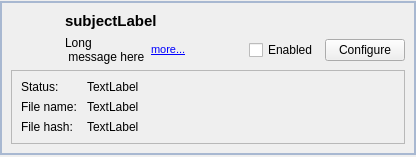
Old version of the form retroshare-gui/src/gui/settings/PluginItem.ui in the repository RetroShare/RetroShare.
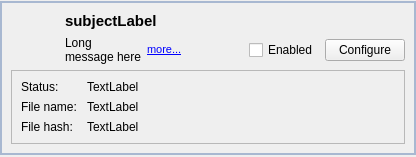
New version of the form.

The edit to the form file:
```diff
--- a/retroshare-gui/src/gui/settings/PluginItem.ui
+++ b/retroshare-gui/src/gui/settings/PluginItem.ui
@@ -118,7 +118,7 @@
               </property>
               <property name="text">
                <string notr="true">Long 
- message here</string>
+message here</string>
               </property>
               <property name="wordWrap">
                <bool>true</bool>
```
